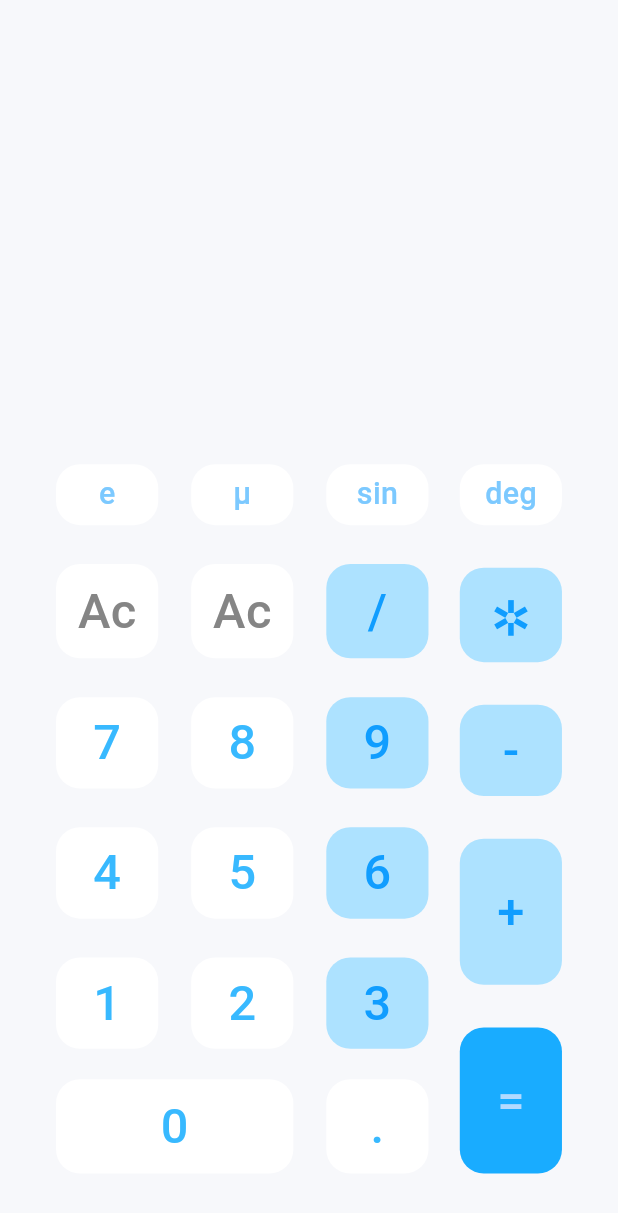
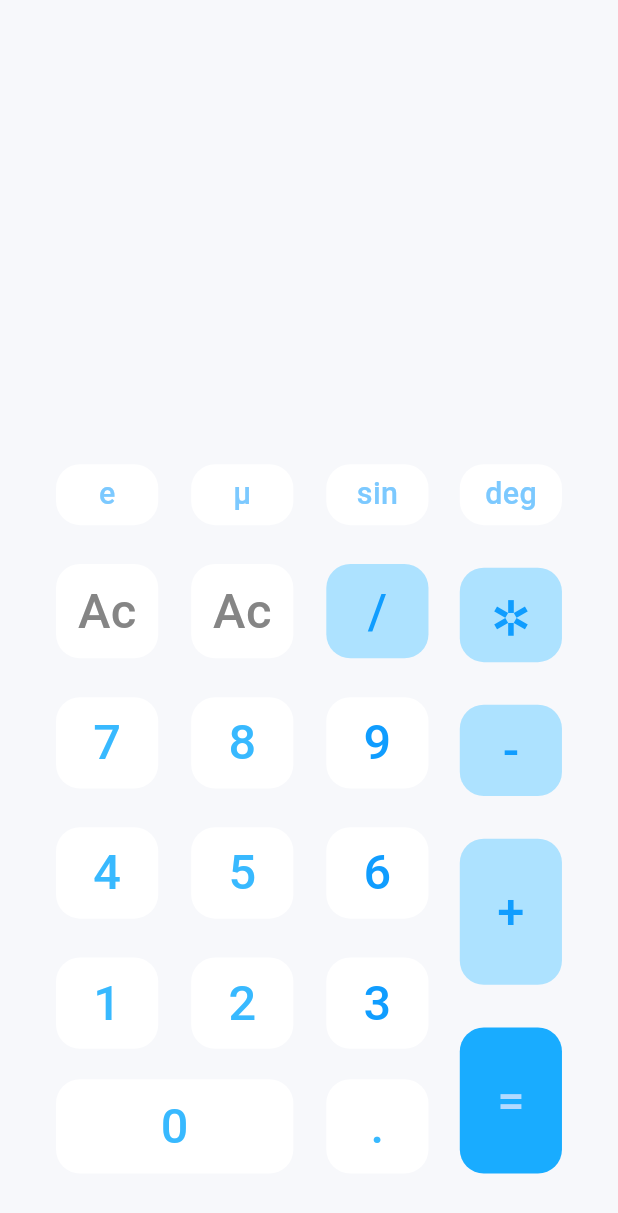
Before and after one commit to amantyagi8630/easycalculator, a Flutter app: the screen it shows after launch, on a phone screen of 412 x 824 dp. Shown: the top 1213 px of the screen. Run offline on Flutter 3.47's test engine with Material 3 defaults, Android fonts, the light colour scheme and no system bars; our stand-ins replace flutter_screenutil.

Commit message:
fix bugs

```diff
--- a/lib/presentation/screens/splash.dart
+++ b/lib/presentation/screens/splash.dart
@@ -135,14 +135,14 @@ class Splash extends StatelessWidget {
                                 buttonWidth: 62.w,
                                 buttonHeight: 60.h,
                                 buttonLabelColor: AppColors.appDodgerBlue,
-                                buttonBackground: AppColors.appFreshAirColor,
+                                buttonBackground: AppColors.appWhiteColor,
                               ),
                               CustomTextButton(
                                 onTap: () {},
                                 buttonLabel: '6',
                                 buttonTextSize: 32.sp,
                                 buttonLabelColor: AppColors.appDodgerBlue,
-                                buttonBackground: AppColors.appFreshAirColor,
+                                buttonBackground: AppColors.appWhiteColor,
                                 buttonWidth: 62.w,
                                 buttonHeight: 60.h,
                               ),
@@ -151,7 +151,7 @@ class Splash extends StatelessWidget {
                                 buttonLabel: '3',
                                 buttonTextSize: 32.sp,
                                 buttonLabelColor: AppColors.appDodgerBlue,
-                                buttonBackground: AppColors.appFreshAirColor,
+                                buttonBackground: AppColors.appWhiteColor,
                                 buttonWidth: 62.w,
                                 buttonHeight: 60.h,
                               ),
```
